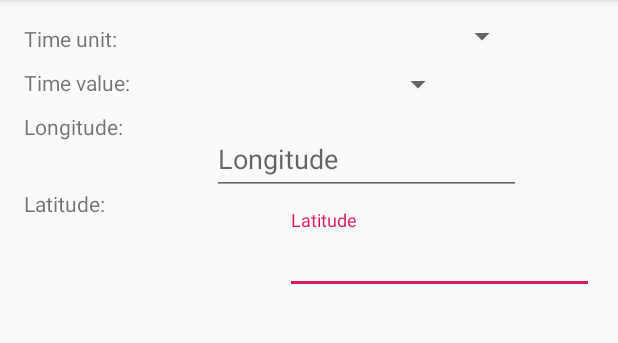
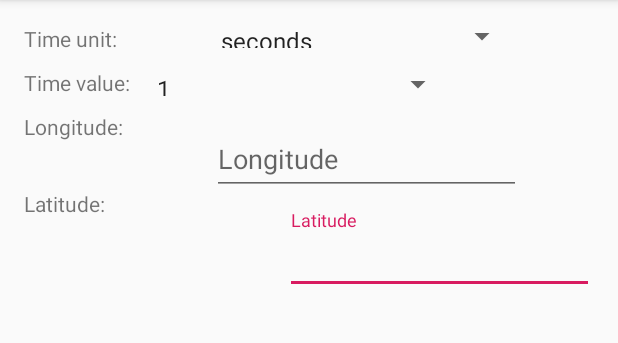
Before and after one commit to TomaszKot11/PAM, an Android app: the SettingsActivity screen opened directly, with no data from a screen before it, on a phone screen of 412 x 824 dp, the part 84-427 px from its top. Run offline under Robolectric (Android 15) with nearby library versions, the phone set to English and light mode, and no system bars.

Commit message:
Added settings apaters for spinners

```diff
--- a/AstroWeatherOne/app/src/main/java/com/example/tomek/astroweatherone/SettingsActivity.java
+++ b/AstroWeatherOne/app/src/main/java/com/example/tomek/astroweatherone/SettingsActivity.java
@@ -2,12 +2,31 @@ package com.example.tomek.astroweatherone;
 
 import android.support.v7.app.AppCompatActivity;
 import android.os.Bundle;
+import android.widget.ArrayAdapter;
+import android.widget.Spinner;
 
 public class SettingsActivity extends AppCompatActivity {
+
+    private Spinner spinnerUnits;
+    private Spinner spinnerValue;
 
     @Override
     protected void onCreate(Bundle savedInstanceState) {
         super.onCreate(savedInstanceState);
         setContentView(R.layout.activity_settings);
+
+        spinnerValue = findViewById(R.id.time_value_spinner);
+        spinnerUnits = findViewById(R.id.time_unit_spinner);
+
+        assingCharAdaptersToSpinners(R.array.refreshing_numerical_values, spinnerValue);
+        assingCharAdaptersToSpinners(R.array.refreshing_units, spinnerUnits);
+    }
+
+    private void assingCharAdaptersToSpinners(int  string_array_identifier, Spinner spinner) {
+        ArrayAdapter<CharSequence> adapter = ArrayAdapter.createFromResource(this, string_array_identifier, android.R.layout.simple_spinner_item);
+        // Specify the layout to use when the list of choices appears
+        adapter.setDropDownViewResource(android.R.layout.simple_spinner_dropdown_item);
+        // Apply the adapter to the spinner
+        spinner.setAdapter(adapter);
     }
 }
--- a/AstroWeatherOne/app/src/main/res/layout/activity_settings.xml
+++ b/AstroWeatherOne/app/src/main/res/layout/activity_settings.xml
@@ -15,14 +15,14 @@
             app:layout_constraintStart_toStartOf="parent"
             android:layout_marginStart="16dp"
             android:layout_marginTop="10dp"
-            app:layout_constraintTop_toBottomOf="@+id/textView"/>
+            app:layout_constraintTop_toBottomOf="@+id/time_units_label"/>
 
     <Spinner
             android:layout_width="206dp"
             android:layout_height="16dp"
-            android:id="@+id/spinner"
+            android:id="@+id/time_value_spinner"
             android:layout_marginTop="16dp"
-            app:layout_constraintTop_toBottomOf="@+id/spinner2"
+            app:layout_constraintTop_toBottomOf="@+id/time_unit_spinner"
             app:layout_constraintStart_toEndOf="@+id/textView2"
             android:layout_marginStart="10dp"
             app:layout_constraintEnd_toEndOf="parent"
@@ -31,10 +31,10 @@
     <Spinner
             android:layout_width="206dp"
             android:layout_height="16dp"
-            android:id="@+id/spinner2"
+            android:id="@+id/time_unit_spinner"
             android:layout_marginTop="16dp"
             app:layout_constraintTop_toTopOf="parent"
-            app:layout_constraintStart_toEndOf="@+id/textView"
+            app:layout_constraintStart_toEndOf="@+id/time_units_label"
             android:layout_marginStart="10dp"
             app:layout_constraintEnd_toEndOf="parent"
             android:layout_marginEnd="16dp"/>
@@ -54,7 +54,7 @@
             android:text="@string/refreshing_unit_label"
             android:layout_width="wrap_content"
             android:layout_height="wrap_content"
-            android:id="@+id/textView"
+            android:id="@+id/time_units_label"
             app:layout_constraintStart_toStartOf="parent"
             android:layout_marginStart="16dp"
             android:layout_marginTop="16dp"
@@ -104,7 +104,7 @@
             app:layout_constraintEnd_toEndOf="parent"
             android:layout_marginEnd="16dp"
             android:layout_marginTop="10dp"
-            app:layout_constraintTop_toBottomOf="@+id/spinner"
+            app:layout_constraintTop_toBottomOf="@+id/time_value_spinner"
             app:layout_constraintStart_toEndOf="@+id/textViewLongitude"
             android:layout_marginStart="10dp" android:id="@+id/textInputLayout">
 
--- a/AstroWeatherOne/app/src/main/res/values/strings.xml
+++ b/AstroWeatherOne/app/src/main/res/values/strings.xml
@@ -12,4 +12,20 @@
     <string name="latitude_hint">Latitude</string>
     <string name="longitude">Longitude:</string>
     <string name="longitude_hint">Longitude</string>
+
+    <string-array name="refreshing_units">
+        <item>seconds</item>
+        <item>minutes</item>
+    </string-array>
+
+    <string-array name="refreshing_numerical_values">
+        <item>1</item>
+        <item>5</item>
+        <item>10</item>
+        <item>15</item>
+        <item>30</item>
+        <item>60</item>
+    </string-array>
+
+
 </resources>
```
